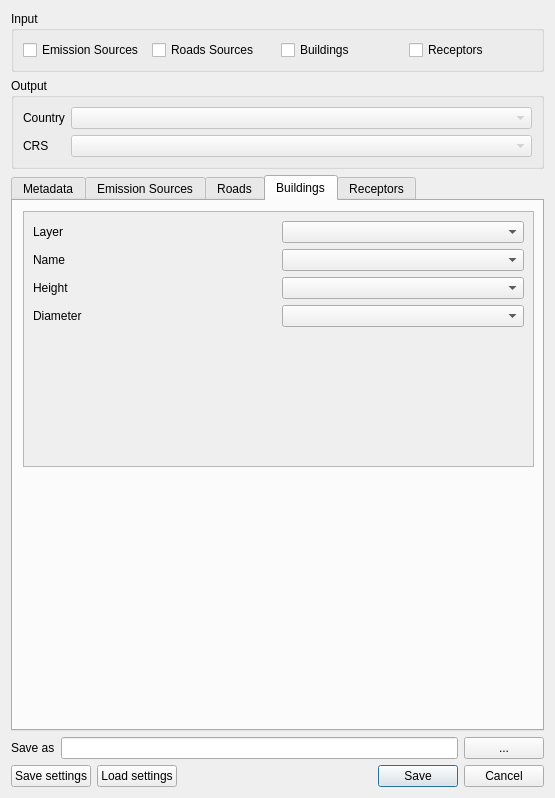
opengeogroep/AERIUS-QGIS-plugins, file ImaerPlugin/generate_calc_input_dlg.ui: the form before one commit.
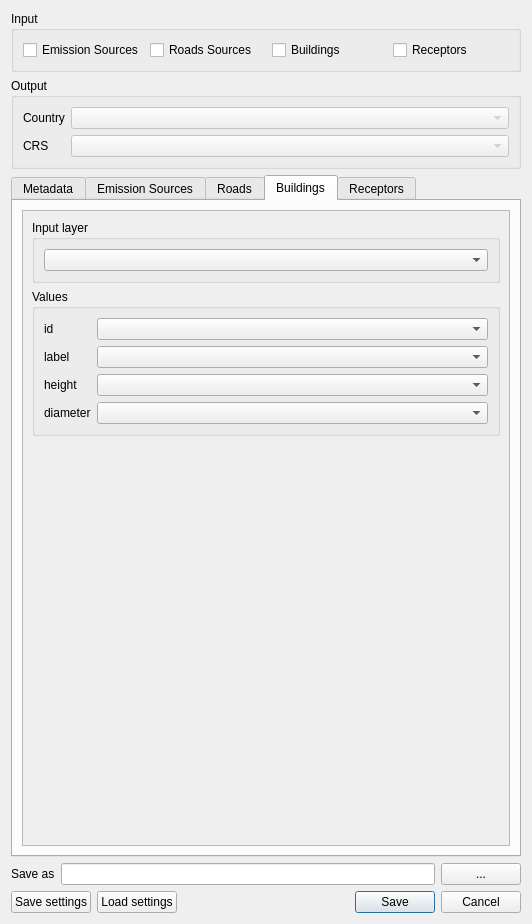
The form after the commit. The open tabs and pages were chosen to show the change. Custom widgets are drawn as their Qt base class.

Commit message: Buildings GUI and gml improved

Patch:
```diff
--- a/ImaerPlugin/generate_calc_input_dlg.ui
+++ b/ImaerPlugin/generate_calc_input_dlg.ui
@@ -6,8 +6,8 @@
    <rect>
     <x>0</x>
     <y>0</y>
-    <width>555</width>
-    <height>798</height>
+    <width>532</width>
+    <height>924</height>
    </rect>
   </property>
   <property name="windowTitle">
@@ -1181,15 +1181,9 @@
       <attribute name="title">
        <string>Buildings</string>
       </attribute>
+      <layout class="QVBoxLayout" name="verticalLayout">
+       <item>
       <widget class="QScrollArea" name="scrollArea_4">
-       <property name="geometry">
-        <rect>
-         <x>10</x>
-         <y>10</y>
-         <width>511</width>
-         <height>256</height>
-        </rect>
-       </property>
        <property name="widgetResizable">
         <bool>true</bool>
        </property>
@@ -1198,35 +1192,43 @@
          <rect>
           <x>0</x>
           <y>0</y>
-          <width>509</width>
-          <height>254</height>
-         </rect>
+            <width>490</width>
+            <height>610</height>
+           </rect>
+          </property>
+          <layout class="QVBoxLayout" name="verticalLayout_8">
+           <item>
+            <widget class="QGroupBox" name="group_bld_layer">
+             <property name="title">
+              <string>Input layer</string>
         </property>
         <layout class="QGridLayout" name="gridLayout_4">
          <item row="0" column="0">
-          <widget class="QLabel" name="label_bld_layer">
-           <property name="text">
-            <string>Layer</string>
-           </property>
-          </widget>
-         </item>
-         <item row="0" column="1">
           <widget class="QgsMapLayerComboBox" name="combo_layer_bld"/>
          </item>
-         <item row="1" column="0">
-          <widget class="QLabel" name="label_bld_name">
+             </layout>
+            </widget>
+           </item>
+           <item>
+            <widget class="QGroupBox" name="group_bld_values">
+             <property name="title">
+              <string>Values</string>
+             </property>
+             <layout class="QFormLayout" name="formLayout_4">
+              <item row="0" column="0">
+               <widget class="QLabel" name="label_bld_id">
            <property name="text">
-            <string>Name</string>
+                 <string>id</string>
            </property>
           </widget>
          </item>
-         <item row="1" column="1">
-          <widget class="QgsFieldComboBox" name="fcb_bld_name"/>
+              <item row="0" column="1">
+               <widget class="QgsFieldComboBox" name="fcb_bld_id"/>
          </item>
          <item row="2" column="0">
           <widget class="QLabel" name="label_bld_height">
            <property name="text">
-            <string>Height</string>
+                 <string>height</string>
            </property>
           </widget>
          </item>
@@ -1236,40 +1238,27 @@
          <item row="3" column="0">
           <widget class="QLabel" name="label_bld_diameter">
            <property name="text">
-            <string>Diameter</string>
+                 <string>diameter</string>
            </property>
           </widget>
          </item>
          <item row="3" column="1">
           <widget class="QgsFieldComboBox" name="fcb_bld_diameter"/>
          </item>
-         <item row="4" column="0">
-          <spacer name="verticalSpacer_19">
-           <property name="orientation">
-            <enum>Qt::Vertical</enum>
-           </property>
-           <property name="sizeHint" stdset="0">
-            <size>
-             <width>20</width>
-             <height>40</height>
-            </size>
-           </property>
-          </spacer>
-         </item>
-         <item row="5" column="0">
-          <spacer name="verticalSpacer_14">
-           <property name="orientation">
-            <enum>Qt::Vertical</enum>
-           </property>
-           <property name="sizeHint" stdset="0">
-            <size>
-             <width>20</width>
-             <height>40</height>
-            </size>
-           </property>
-          </spacer>
-         </item>
-         <item row="6" column="0">
+              <item row="1" column="0">
+               <widget class="QLabel" name="label_bld_label">
+                <property name="text">
+                 <string>label</string>
+                </property>
+               </widget>
+              </item>
+              <item row="1" column="1">
+               <widget class="QgsFieldComboBox" name="fcb_bld_label"/>
+              </item>
+             </layout>
+            </widget>
+           </item>
+           <item>
           <spacer name="verticalSpacer_18">
            <property name="orientation">
             <enum>Qt::Vertical</enum>
@@ -1277,7 +1266,7 @@
            <property name="sizeHint" stdset="0">
             <size>
              <width>20</width>
-             <height>40</height>
+               <height>350</height>
             </size>
            </property>
           </spacer>
@@ -1285,6 +1274,8 @@
         </layout>
        </widget>
       </widget>
+       </item>
+      </layout>
      </widget>
      <widget class="QWidget" name="tab_receptors">
       <attribute name="title">
```
Left out of the diff: 74 changed lines with no effect on the pictures. Lines whose indentation alone changed are shown as unchanged. The commit also changes 3 other files.
